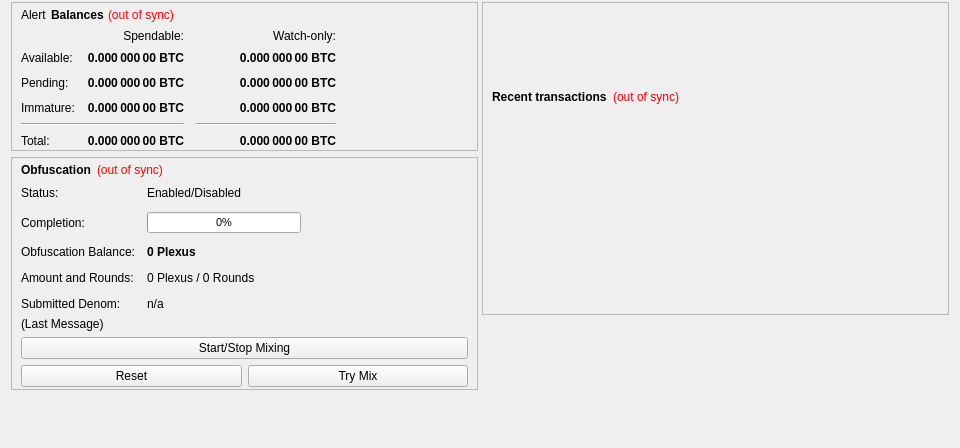
altcuim/Plexus, file src/qt/forms/overviewpage.ui: the form before one commit.
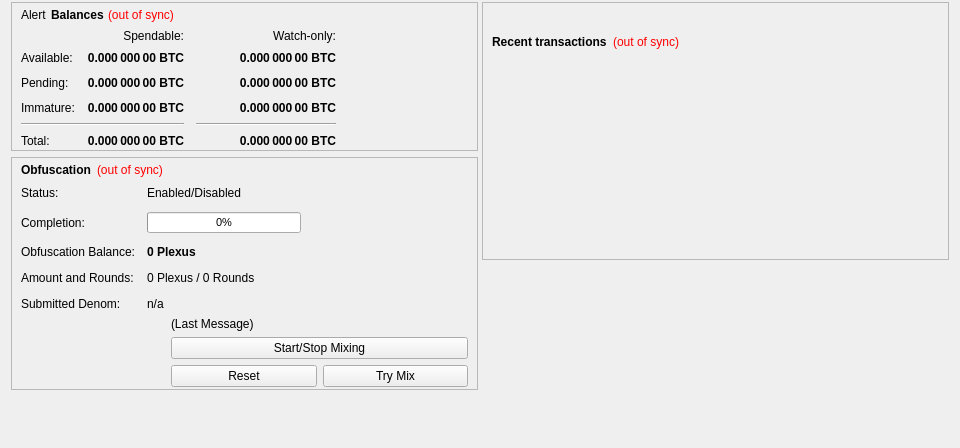
The form after the commit.

The edit to the form file:
```diff
--- a/src/qt/forms/overviewpage.ui
+++ b/src/qt/forms/overviewpage.ui
@@ -602,6 +602,24 @@
            </layout>
           </item>
           <item>
+           <layout class="QHBoxLayout" name="horizontalLayout_8">
+            <item>
+             <spacer name="horizontalSpacer_5">
+              <property name="orientation">
+               <enum>Qt::Horizontal</enum>
+              </property>
+              <property name="sizeType">
+               <enum>QSizePolicy::Fixed</enum>
+              </property>
+              <property name="sizeHint" stdset="0">
+               <size>
+                <width>150</width>
+                <height>20</height>
+               </size>
+              </property>
+             </spacer>
+            </item>
+            <item>
            <layout class="QVBoxLayout" name="verticalLayout_6">
             <property name="bottomMargin">
              <number>0</number>
@@ -704,6 +722,8 @@
            </layout>
           </item>
          </layout>
+          </item>
+         </layout>
         </widget>
        </item>
        <item>
@@ -746,7 +766,7 @@
             <property name="sizeHint" stdset="0">
              <size>
               <width>20</width>
-              <height>75</height>
+              <height>20</height>
              </size>
             </property>
            </spacer>
```
Lines whose indentation alone changed are shown as unchanged.
